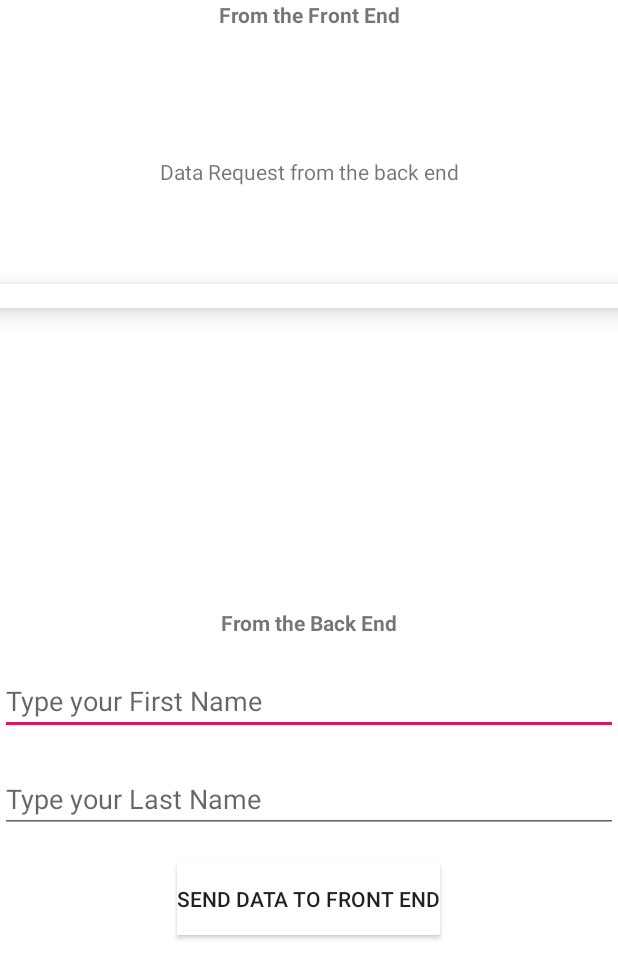
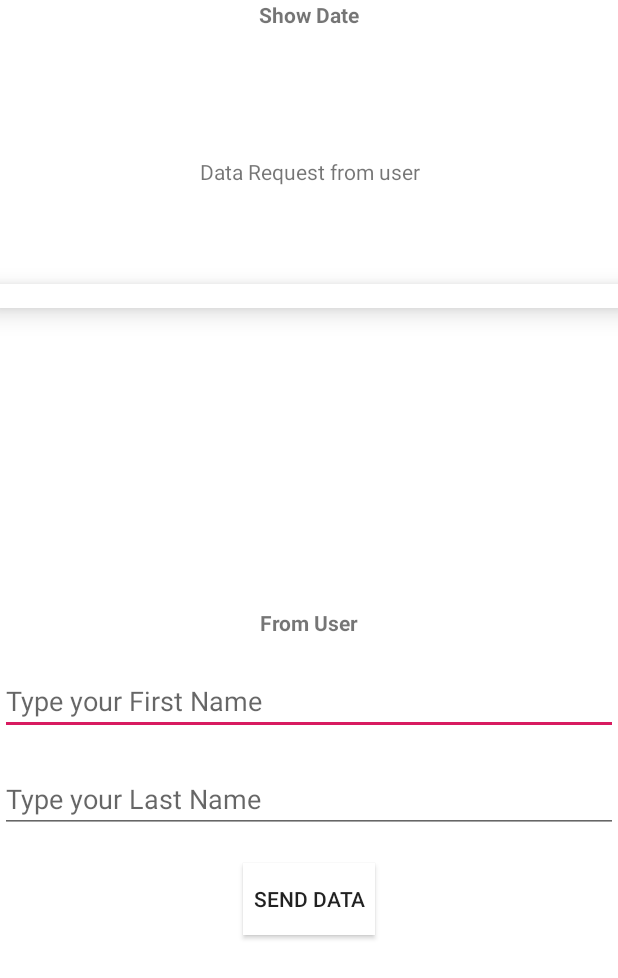
Before and after one commit to iamahmedalaa/JetpackComponents, an Android app: the layout activity_main.xml on its own in the app's theme, with its tools: preview values and no code run, on a phone screen of 412 x 824 dp. Shown: the top 978 px of the screen. Run offline under Robolectric (Android 15) with nearby library versions, the phone set to English and light mode, and no system bars.

Commit message:
some change into UI

```diff
--- a/app/src/main/res/layout/activity_main.xml
+++ b/app/src/main/res/layout/activity_main.xml
@@ -24,7 +24,7 @@
             <androidx.appcompat.widget.AppCompatTextView
                 android:layout_width="match_parent"
                 android:layout_height="wrap_content"
-                android:text="From the Front End"
+                android:text="Show Date"
                 android:textStyle="bold"
                 android:textAlignment="center"/>
 
@@ -38,7 +38,7 @@
                 android:layout_height="match_parent"
                 android:gravity="center"
                 android:text="@{viewModel.data}"
-                tools:text="Data Request from the back end"/>
+                tools:text="Data Request from user"/>
 
         </LinearLayout>
 
@@ -61,7 +61,7 @@
             <androidx.appcompat.widget.AppCompatTextView
                 android:layout_width="match_parent"
                 android:layout_height="wrap_content"
-                android:text="From the Back End"
+                android:text="From User"
                 android:textStyle="bold"
                 android:textAlignment="center"/>
 
@@ -102,7 +102,7 @@
                 android:layout_width="wrap_content"
                 android:layout_height="wrap_content"
                 android:background="#ffffff"
-                android:text="Send Data to Front End"/>
+                android:text="Send Data"/>
 
         </LinearLayout>
 
```
